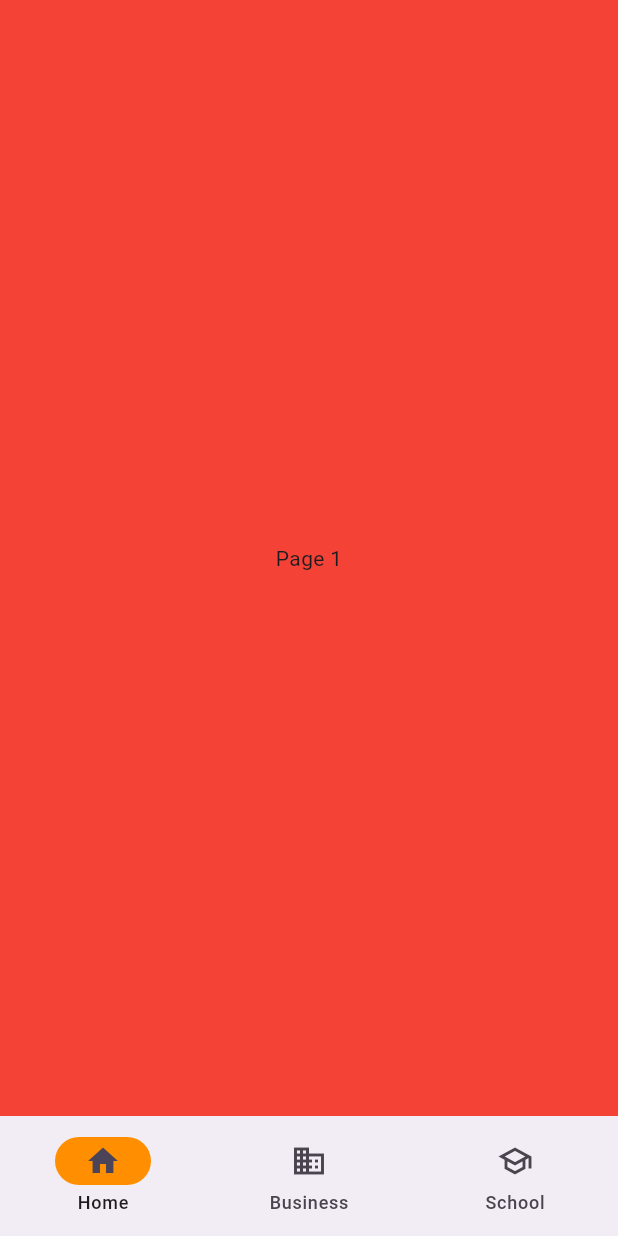
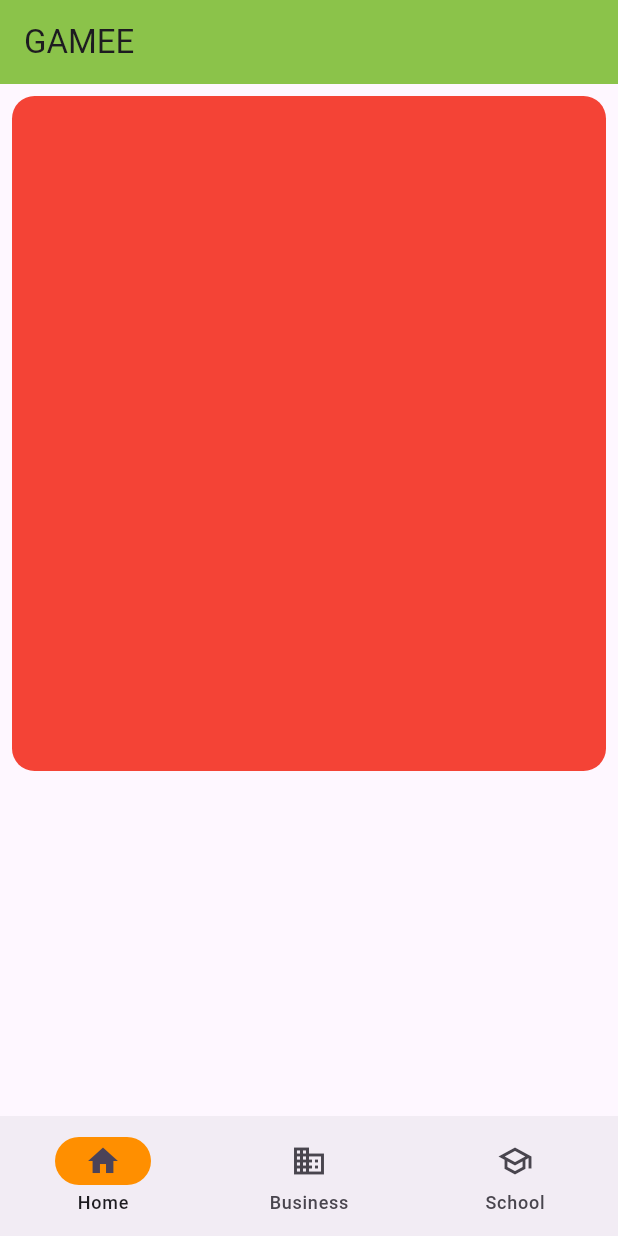
Before and after one commit to techtitansmbcet2023/RightsQuest, a Flutter app: the screen it shows after launch, on a phone screen of 412 x 824 dp. Run offline on Flutter 3.47's test engine with Material 2 defaults, Android fonts, the light colour scheme and no system bars.

Commit message:
Added Home page

```diff
--- a/lib/views/app.dart
+++ b/lib/views/app.dart
@@ -1,4 +1,5 @@
 import 'package:flutter/material.dart';
+import 'package:rights_quest/views/home.dart';
 
 class App extends StatelessWidget {
   const App({super.key});
@@ -32,6 +33,10 @@ class _HomePageState extends State<HomePage> {
   @override
   Widget build(BuildContext context) {
     return Scaffold(
+      appBar: AppBar(
+        title: Text("GAMEE"),
+        backgroundColor: Colors.lightGreen,
+      ),
       bottomNavigationBar: NavigationBar(
         onDestinationSelected: (int index) {
           setState(() {
@@ -58,12 +63,9 @@ class _HomePageState extends State<HomePage> {
             ],
       ),
 
-      body: <Widget>[
-        Container(
-          color: Colors.red,
-          alignment: Alignment.center,
-          child: const Text('Page 1'),
-        ),
+      body: SafeArea(
+        child: <Widget>[
+          Home(),
           Container(
             color: Colors.green,
             alignment: Alignment.center,
@@ -75,6 +77,7 @@ class _HomePageState extends State<HomePage> {
             child: const Text('Page 3'),
           ),
         ][currentPageIndex],
+      ),
     );
   }
 }
--- /dev/null
+++ b/lib/views/home.dart
@@ -0,0 +1,23 @@
+import 'package:flutter/material.dart';
+import 'package:rights_quest/widgets/current_chapter_card.dart';
+
+class Home extends StatefulWidget {
+  const Home({super.key});
+
+  @override
+  State<Home> createState() => _HomeState();
+}
+
+class _HomeState extends State<Home> {
+  @override
+  Widget build(BuildContext context) {
+    return Padding(
+      padding: const EdgeInsets.all(8.0),
+      child: ListView(
+        children: [
+          CurrentChapterCard(),
+        ],
+      ),
+    );
+  }
+}
--- /dev/null
+++ b/lib/widgets/current_chapter_card.dart
@@ -0,0 +1,14 @@
+import 'package:flutter/material.dart';
+
+class CurrentChapterCard extends StatelessWidget {
+  const CurrentChapterCard({super.key});
+
+  @override
+  Widget build(BuildContext context) {
+    return Container(
+      height: 450,
+      width: double.infinity,
+      decoration: BoxDecoration(color: Colors.red,borderRadius: BorderRadius.circular(15)),
+    );
+  }
+}
```
Lines whose indentation alone changed are shown as unchanged.
